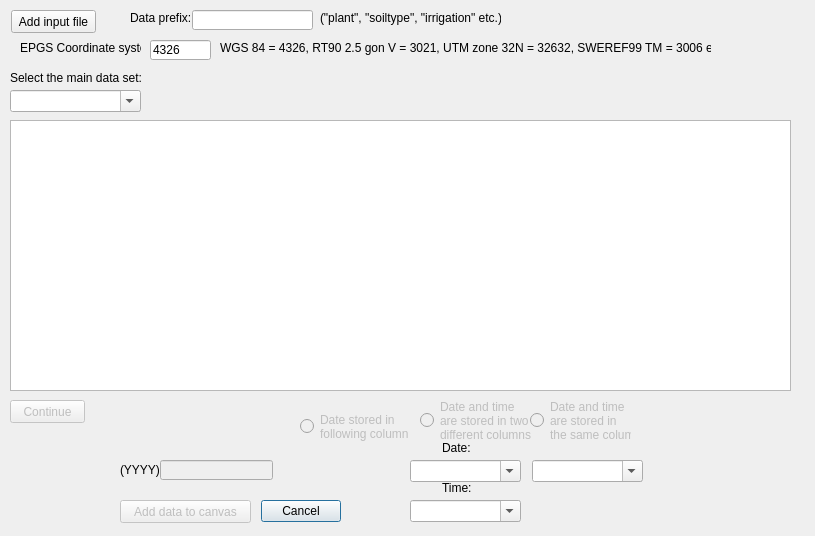
First picture: the form in widgets/import_db_file_dialog_base.ui, repository axelande/geodatafarm3, before the edit.
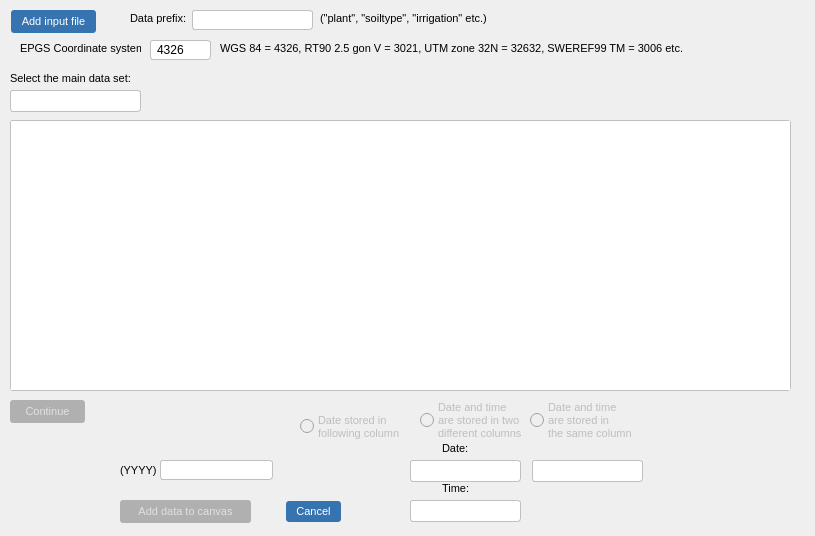
Second picture: the form after the edit.

The edit to the form file:
```diff
--- a/widgets/import_db_file_dialog_base.ui
+++ b/widgets/import_db_file_dialog_base.ui
@@ -13,7 +13,150 @@
   <property name="windowTitle">
    <string>Add indata to the model</string>
   </property>
-  <widget class="QDialogButtonBox" name="button_box">
+  <property name="styleSheet"><string notr="true">
+/* === Global === */
+* {
+  font-family: "Segoe UI", sans-serif;
+  font-size: 9pt;
+}
+
+/* === Tab bars === */
+QTabWidget::pane {
+  border: 1px solid #c0c0c0;
+  border-radius: 3px;
+  background: #ffffff;
+}
+QTabBar::tab {
+  background: #f0f0f0;
+  border: 1px solid #c0c0c0;
+  border-bottom: none;
+  border-top-left-radius: 3px;
+  border-top-right-radius: 3px;
+  padding: 4px 10px;
+  margin-right: 1px;
+  font-size: 8pt;
+}
+QTabBar::tab:selected {
+  background: #ffffff;
+  border-bottom: 2px solid #3574b0;
+  font-weight: bold;
+}
+QTabBar::tab:hover:!selected {
+  background: #e4e4e4;
+}
+
+/* === Buttons === */
+QPushButton {
+  background-color: #3574b0;
+  color: white;
+  border: none;
+  border-radius: 3px;
+  padding: 4px 10px;
+  font-size: 8pt;
+}
+QPushButton:hover {
+  background-color: #2a5f8f;
+}
+QPushButton:pressed {
+  background-color: #1e4a6e;
+}
+QPushButton:disabled {
+  background-color: #b0b0b0;
+  color: #e0e0e0;
+}
+
+/* === Inputs === */
+QLineEdit, QPlainTextEdit, QTextEdit {
+  border: 1px solid #c0c0c0;
+  border-radius: 3px;
+  padding: 2px 4px;
+  background: #ffffff;
+}
+QLineEdit:focus, QPlainTextEdit:focus, QTextEdit:focus {
+  border: 1px solid #3574b0;
+}
+
+/* === Combo boxes === */
+QComboBox {
+  border: 1px solid #c0c0c0;
+  border-radius: 3px;
+  padding: 2px 4px;
+  background: #ffffff;
+}
+QComboBox:hover {
+  border: 1px solid #3574b0;
+}
+QComboBox::drop-down {
+  border: none;
+  width: 20px;
+}
+
+/* === Lists === */
+QListWidget {
+  border: 1px solid #c0c0c0;
+  border-radius: 3px;
+  background: #ffffff;
+}
+
+/* === Group boxes === */
+QGroupBox {
+  border: 1px solid #c0c0c0;
+  border-radius: 3px;
+  margin-top: 8px;
+  padding-top: 8px;
+  font-weight: bold;
+  font-size: 8pt;
+}
+QGroupBox::title {
+  subcontrol-origin: margin;
+  left: 8px;
+  padding: 0 3px;
+}
+
+/* === Radio &amp; Check === */
+QRadioButton, QCheckBox {
+  spacing: 4px;
+  font-size: 8pt;
+}
+
+/* === Labels === */
+QLabel {
+  font-size: 8pt;
+}
+
+/* === Calendar === */
+QCalendarWidget {
+  border: 1px solid #c0c0c0;
+  border-radius: 3px;
+}
+
+/* === Table === */
+QTableWidget, QTableView {
+  border: 1px solid #c0c0c0;
+  border-radius: 3px;
+  gridline-color: #e0e0e0;
+}
+QHeaderView::section {
+  background-color: #f0f0f0;
+  border: none;
+  border-bottom: 1px solid #c0c0c0;
+  border-right: 1px solid #e0e0e0;
+  padding: 3px 6px;
+  font-weight: bold;
+  font-size: 8pt;
+}
+
+/* === Spin boxes === */
+QSpinBox, QDoubleSpinBox, QDateEdit, QTimeEdit {
+  border: 1px solid #c0c0c0;
+  border-radius: 3px;
+  padding: 2px 4px;
+  background: #ffffff;
+}
+QSpinBox:focus, QDoubleSpinBox:focus, QDateEdit:focus, QTimeEdit:focus {
+  border: 1px solid #3574b0;
+}
+</string></property><widget class="QDialogButtonBox" name="button_box">
    <property name="geometry">
     <rect>
      <x>110</x>
```
Left out of the diff: 6 changed lines with no effect on the pictures.
